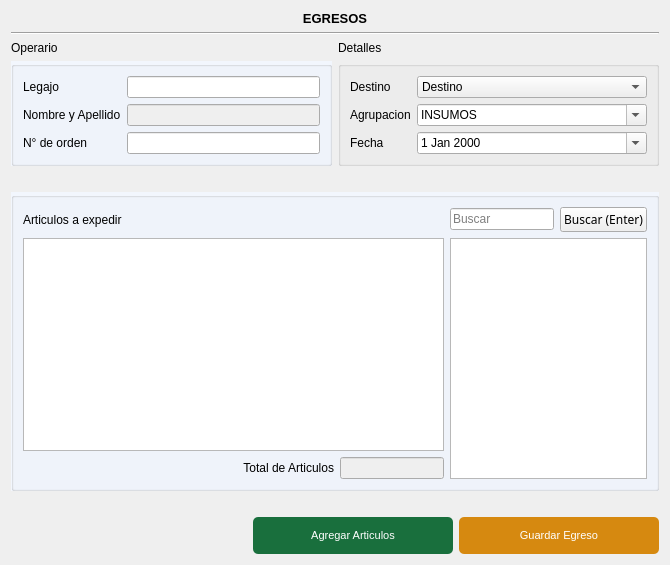
The window that gui/egresos/egreso.ui (Lonaris/Corupel) describes before a commit, drawn with Qt 5.
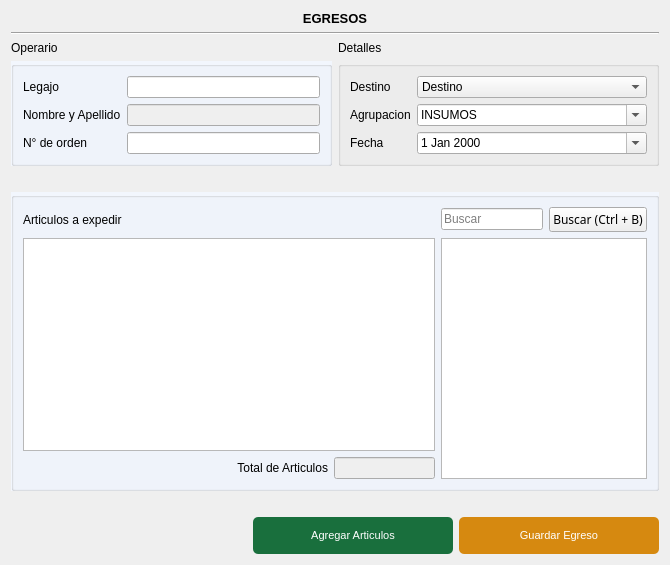
The same window after the commit. Icons and pictures are not drawn.

Diff of the .ui file:
```diff
--- a/gui/egresos/egreso.ui
+++ b/gui/egresos/egreso.ui
@@ -140,7 +140,7 @@
            <string notr="true"/>
           </property>
           <property name="text">
-           <string>Buscar (Enter)</string>
+           <string>Buscar (Ctrl + B)</string>
           </property>
           <property name="icon">
            <iconset>
@@ -214,7 +214,11 @@
          </widget>
         </item>
         <item row="3" column="2" rowspan="2" colspan="2">
-         <widget class="QTableView" name="tableView"/>
+         <widget class="QTableView" name="tbl_articulos">
+          <attribute name="horizontalHeaderStretchLastSection">
+           <bool>true</bool>
+          </attribute>
+         </widget>
         </item>
        </layout>
       </widget>
```
Left out of the diff: 11 changed lines with no effect on the pictures.
